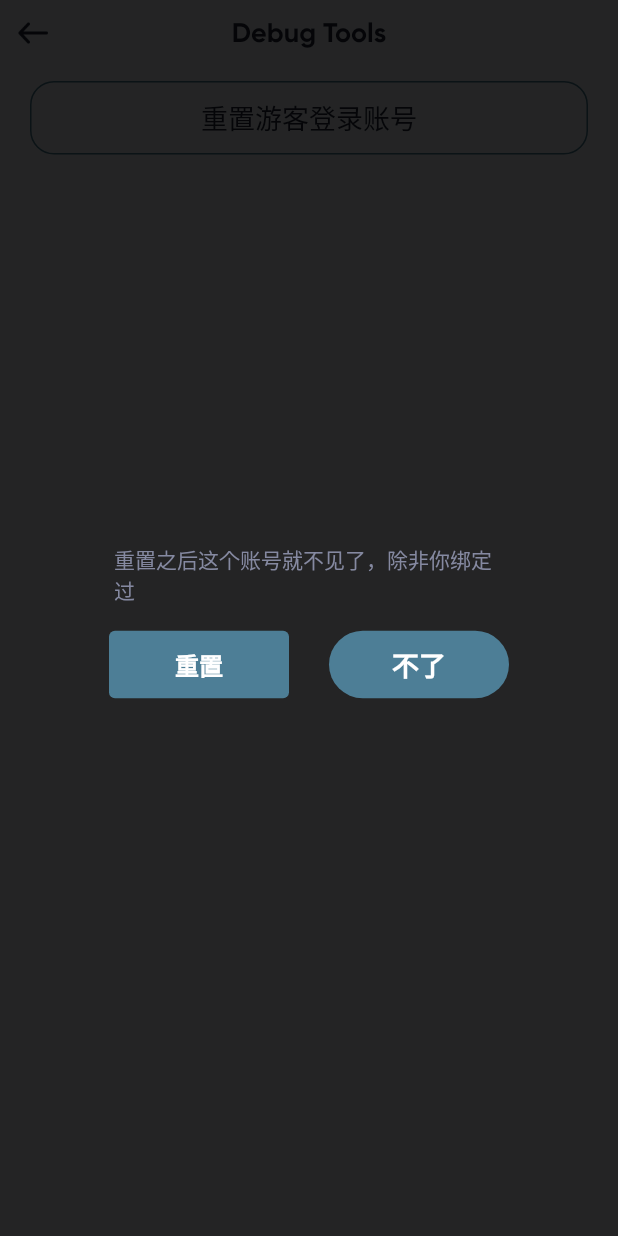
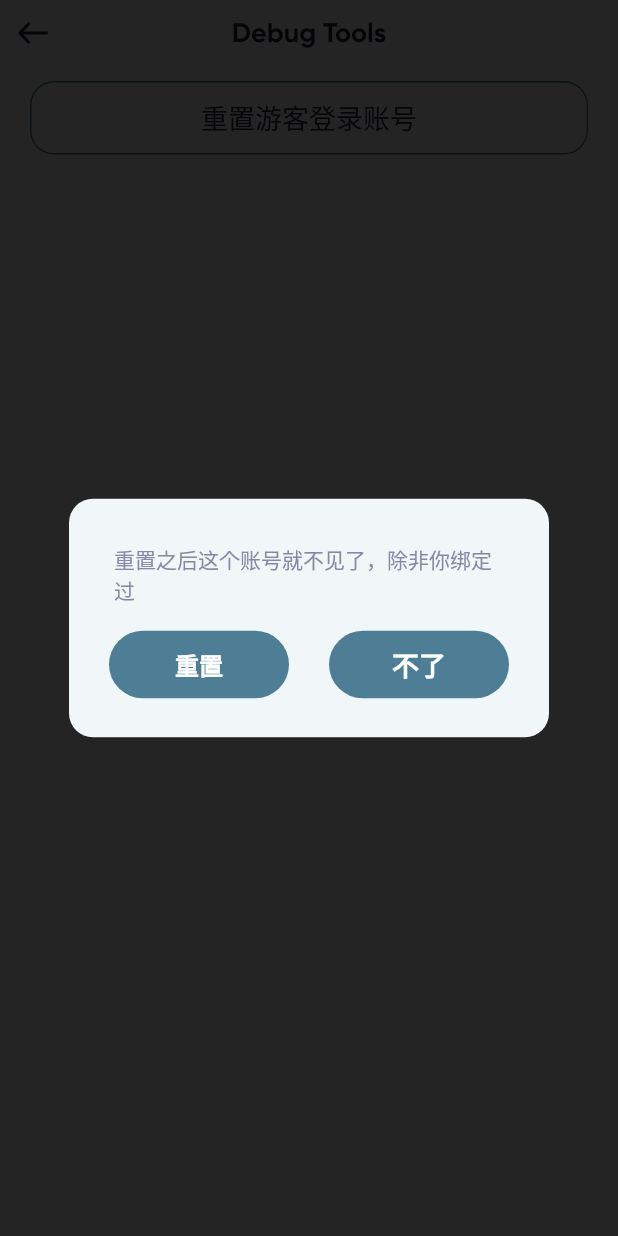
Before and after one commit to FateWuLov/lightlightgo, a Flutter app: the DebugToolsPage screen opened by its route, after a tap on "重置游客登录账号", on a phone screen of 412 x 824 dp. Run offline on Flutter 3.47's test engine with Material 2 defaults, Android fonts, the phone set to English and light mode, and no system bars; drawn by our look-alikes of auto_size_text, pull_to_refresh; our stand-ins replace bot_toast, cached_network_image, dio, event_bus, get, hive and 3 more; missing offline and left inert: devicelocale, encrypt; accounts and stored records are empty; network calls fail.

```diff
--- a/lib/pages/user_profile/view.dart
+++ b/lib/pages/user_profile/view.dart
@@ -2,7 +2,6 @@
 import 'package:flutter/material.dart';
 import 'package:get/get.dart';
 import 'package:lifeaste/common/common.dart';
-import 'package:lifeaste/common/size_config.dart';
 import 'package:lifeaste/pages/user_profile/state.dart';
 import 'package:lifeaste/widgets/base/baseNavBar.dart';
 import 'package:lifeaste/widgets/base/basePage.dart';
--- a/lib/widgets/dialog/iconMsgDialog.dart
+++ b/lib/widgets/dialog/iconMsgDialog.dart
@@ -51,6 +51,10 @@ class _IconMsgDialogState extends State<IconMsgDialog> {
       children: <Widget>[
         Container(
           width: 320,
+          decoration: BoxDecoration(
+              color: Styles.mainBg,
+              borderRadius: BorderRadius.circular(16)
+          ),
           child: Stack(
             children: [
               // Positioned.fill(
--- a/lib/widgets/dialog/normalDialog.dart
+++ b/lib/widgets/dialog/normalDialog.dart
@@ -71,6 +71,10 @@ class _NormalDialogState extends State<NormalDialog>{
           children: [
             Container(
                 width: 320,
+                decoration: BoxDecoration(
+                    color: Styles.mainBg,
+                    borderRadius: BorderRadius.circular(16)
+                ),
                 child: Stack(
                   children: [
                     // Positioned(
--- a/lib/widgets/innerShadowButton.dart
+++ b/lib/widgets/innerShadowButton.dart
@@ -37,7 +37,7 @@ class MainButton extends StatelessWidget {
         margin: margin,
         decoration: BoxDecoration(
           color: Styles.buttonBg,
-          borderRadius: new BorderRadius.all(Radius.circular(4)),
+          borderRadius: new BorderRadius.circular(50),
         ),
         child: child ?? Center(
           child: AutoSizeText(
```
Also changed, not shown: lib/pages/debug_tools/logic.dart (+9 -1 lines).
